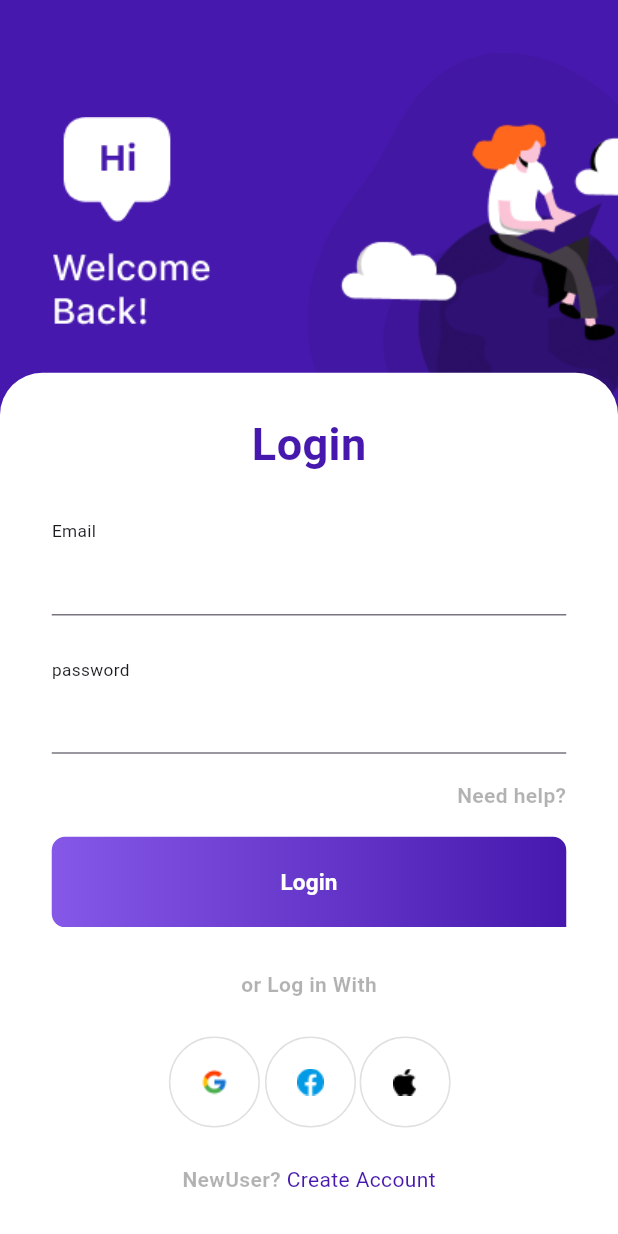
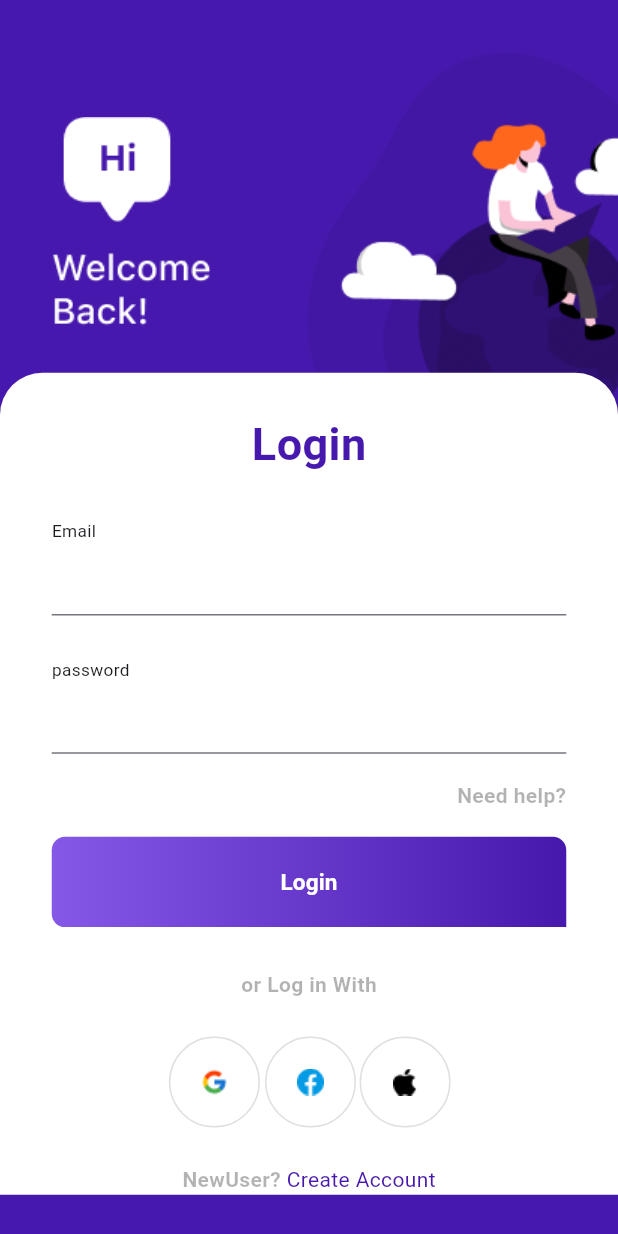
Before and after one commit to MahmoudElgaml/e-comarca, a Flutter app: the screen it shows after launch, on a phone screen of 412 x 824 dp. Run offline on Flutter 3.47's test engine with Material 3 defaults, Android fonts, the phone set to English and light mode, and no system bars; our stand-ins replace device_preview, flutter_screenutil, gap.

Commit message:
fix responsive issue

```diff
--- a/lib/features/log_in/presentation/widgets/login_drawer.dart
+++ b/lib/features/log_in/presentation/widgets/login_drawer.dart
@@ -18,21 +18,21 @@ class LogInDrawer extends StatelessWidget {
 
   @override
   Widget build(BuildContext context) {
-    return Positioned(
-      top: 281.h,
-      child: Container(
-        height: MediaQuery
-            .of(context)
-            .size
-            .height,
+    return Container(
+      margin: EdgeInsets.only(top: 281.h),
+      //height: MediaQuery
+        //  .of(context)
+         // .size
+         // .height,
       width: MediaQuery
           .of(context)
           .size
           .width,
       decoration: BoxDecoration(
         color: Colors.white,
-          borderRadius: BorderRadius.circular(32.r),
+        borderRadius: BorderRadius.only(topLeft: Radius.circular(32.r),topRight: Radius.circular(32.r)),
       ),
+      child: SingleChildScrollView(
         child: Padding(
           padding: EdgeInsets.only(top: 30.h, left: 36.w, right: 36.w),
           child: Column(
@@ -77,10 +77,12 @@ class LogInDrawer extends StatelessWidget {
                     style: AppStyle.styleRegularOpacity,
                       "NewUser? "
                   ),
-                  Text("Create Account"
-                  ,style: TextStyle(color: AppColor.authColor),)
+                  const Text("Create Account"
+                  ,style: TextStyle(color: AppColor.authColor),),
+
                 ],
-              )
+              ),
+
             ],
           ),
         ),
```
Lines whose indentation alone changed are shown as unchanged.
